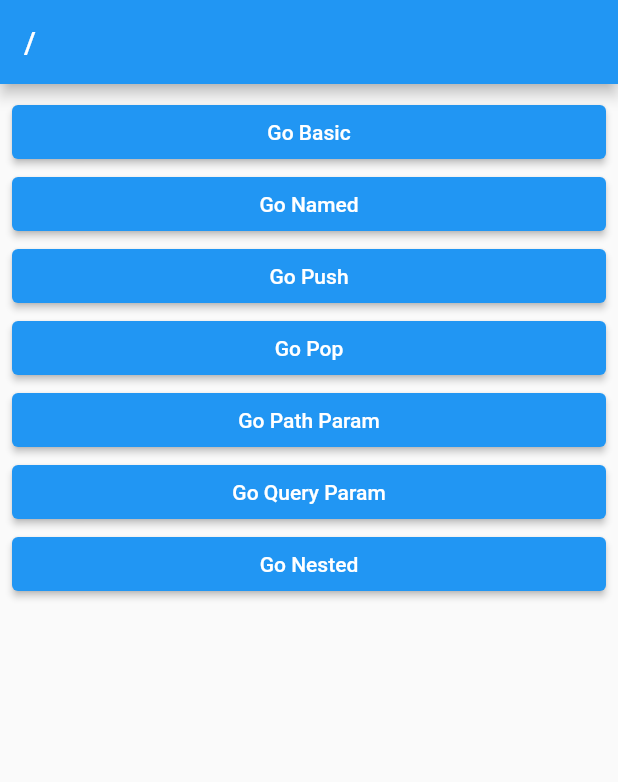
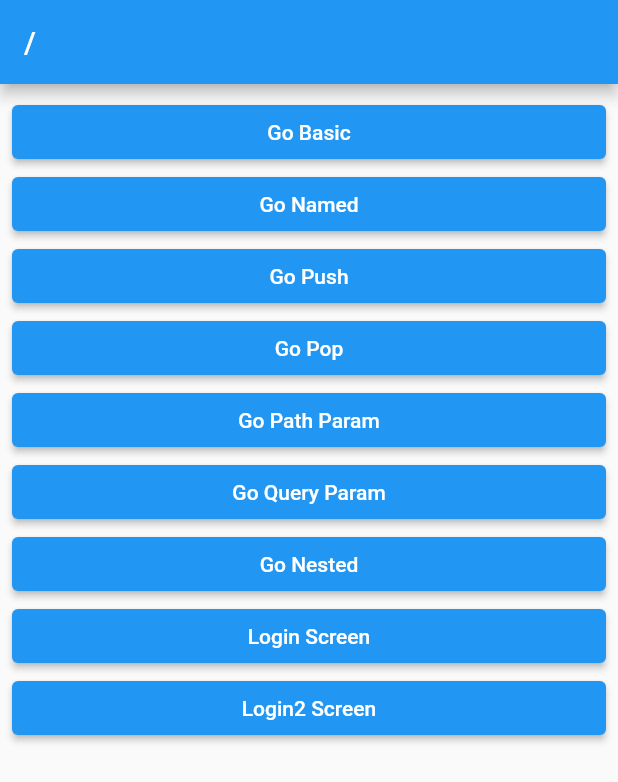
Before and after one commit to Bullets-jyr/go_router_v7_actual, a Flutter app: the screen it shows after launch, on a phone screen of 412 x 824 dp. Shown: the top 782 px of the screen. Run offline on Flutter 3.47's test engine with Material 2 defaults, Android fonts, the phone set to English and light mode, and no system bars; our stand-ins replace go_router.

```diff
--- a/lib/route/route.dart
+++ b/lib/route/route.dart
@@ -7,7 +7,13 @@ import 'package:go_router_v7_actual/screen/6_path_param_screen.dart';
 import 'package:go_router_v7_actual/screen/7_query_parameter.dart';
 import 'package:go_router_v7_actual/screen/8_nested_child_screen.dart';
 import 'package:go_router_v7_actual/screen/8_nested_screen.dart';
+import 'package:go_router_v7_actual/screen/9_login_screen.dart';
+import 'package:go_router_v7_actual/screen/9_private_screen.dart';
 import 'package:go_router_v7_actual/screen/root_screen.dart';
+
+// 로그인이 됐는지 안됐는지
+// true - login OK / false - login NO
+bool authState = false;
 
 // http://www.bullets.co.kr -> / -> path
 // http://www.bullets.co.kr/ -> / -> path
@@ -17,6 +23,17 @@ import 'package:go_router_v7_actual/screen/root_screen.dart';
 // /basic/basic_two ->
 // /named
 final router = GoRouter(
+  // state는 GoRouterState.of(context)와 동일합니다.
+  // return String (path) -> 해당 라우트로 이동한다. (path)
+  // return null -> 원래 이동하려던 라우트로 이동한다.
+  // 모든 라우터에 적용이됩니다.
+  redirect: (context, state) {
+    if(state.location == '/login/private' && !authState) {
+      return '/login';
+    }
+
+    return null;
+  },
   routes: [
     GoRoute(
       path: '/',
@@ -108,6 +125,36 @@ final router = GoRouter(
             ),
           ],
         ),
+        // /login
+        GoRoute(
+          path: 'login',
+          builder: (_, state) => LoginScreen(),
+          routes: [
+            // /login/private
+            GoRoute(
+              path: 'private',
+              builder: (_, state) => PrivateScreen()
+            ),
+          ],
+        ),
+        GoRoute(
+          path: 'login2',
+          builder: (_, state) => LoginScreen(),
+          routes: [
+            // /login/private
+            GoRoute(
+              path: 'private',
+              builder: (_, state) => PrivateScreen(),
+              // 여기로 이동을 할 때만 적용이됩니다.
+              redirect: (context, state) {
+                if(!authState) {
+                  return 'login2';
+                }
+                return null;
+              }
+            ),
+          ],
+        ),
       ],
     ),
   ],
--- a/lib/screen/root_screen.dart
+++ b/lib/screen/root_screen.dart
@@ -54,6 +54,18 @@ class RootScreen extends StatelessWidget {
             },
             child: Text('Go Nested'),
           ),
+          ElevatedButton(
+            onPressed: () {
+              context.go('/login');
+            },
+            child: Text('Login Screen'),
+          ),
+          ElevatedButton(
+            onPressed: () {
+              context.go('/login2');
+            },
+            child: Text('Login2 Screen'),
+          ),
         ],
       ),
     );
```
Also changed, not shown: lib/screen/9_login_screen.dart (added, +44 -0 lines), lib/screen/9_private_screen.dart (added, +15 -0 lines).
